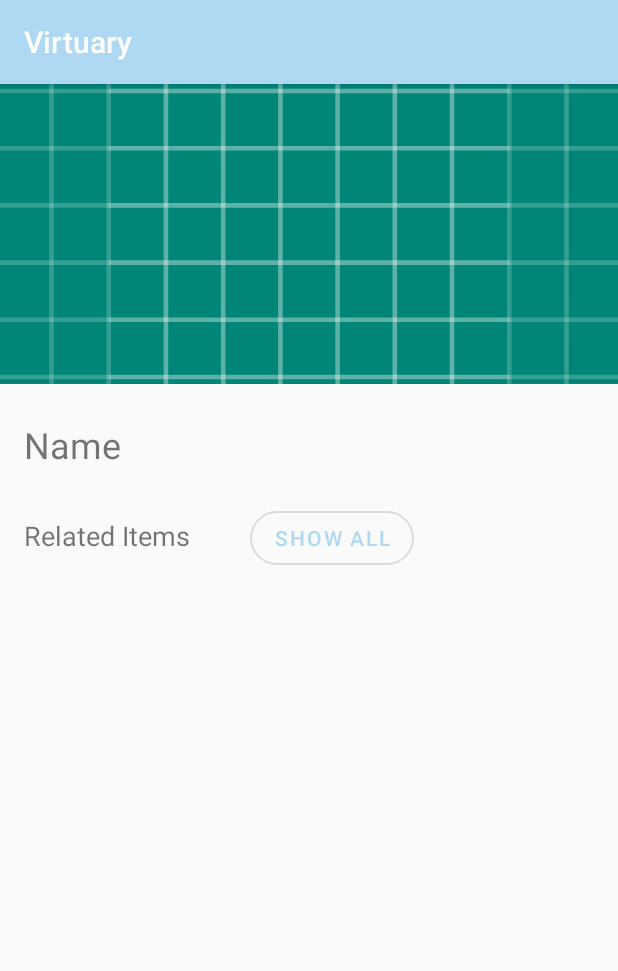
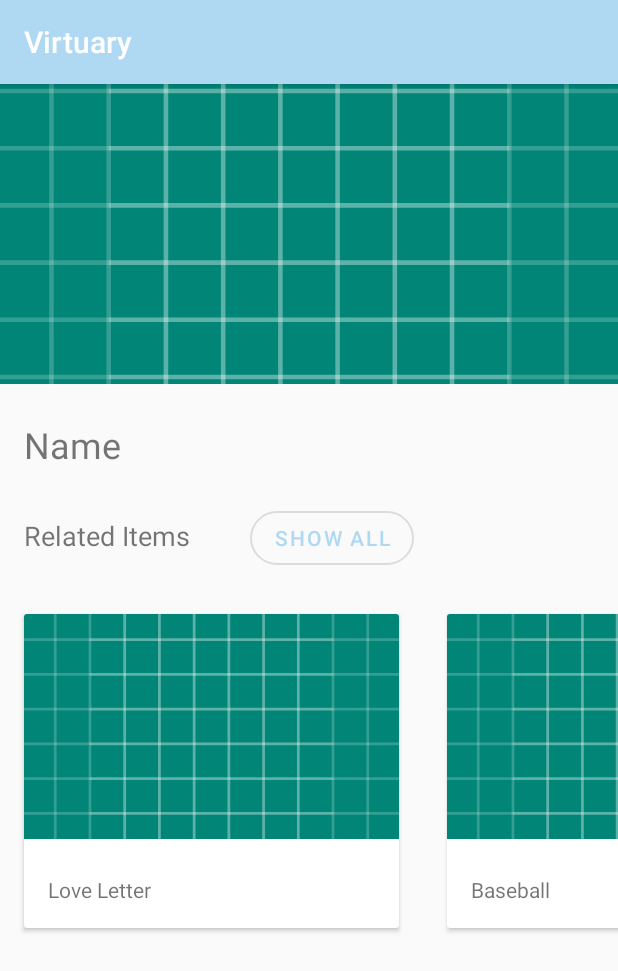
Before and after one commit to azureguard/virtuary, an Android app: the fragment MemberFragment shown on its own in the app's theme, on a phone screen of 412 x 824 dp. Shown: the top 971 px of the screen. Run offline under Robolectric (Android 15) with nearby library versions, the phone set to English and light mode, and no system bars; our stand-ins replace data binding.

Commit message:
Implemented recycler view for related items

```diff
--- a/app/src/main/java/com/virtuary/app/screens/family/member/MemberFragment.kt
+++ b/app/src/main/java/com/virtuary/app/screens/family/member/MemberFragment.kt
@@ -4,6 +4,8 @@ import android.os.Bundle
 import android.view.*
 import androidx.databinding.DataBindingUtil
 import androidx.fragment.app.Fragment
+import androidx.lifecycle.ViewModelProviders
+import androidx.recyclerview.widget.LinearLayoutManager
 import com.virtuary.app.R
 import com.virtuary.app.databinding.FragmentFamilyMemberBinding
 
@@ -12,6 +14,8 @@ import com.virtuary.app.databinding.FragmentFamilyMemberBinding
  * Fragment for the family member details
  */
 class MemberFragment : Fragment() {
+
+    private lateinit var memberViewModel: MemberViewModel
 
     override fun onCreateView(
         inflater: LayoutInflater, container: ViewGroup?,
@@ -22,7 +26,17 @@ class MemberFragment : Fragment() {
             inflater, R.layout.fragment_family_member, container, false
         )
 
+        // get the home view model
+        // assign for databinding so the data in view model can be accessed
+        memberViewModel = ViewModelProviders.of(this).get(MemberViewModel::class.java)
+        binding.memberViewModel = memberViewModel
+
+        // assign adapter so all item list behave the same way
+        binding.rvMemberItemList.adapter = MemberItemAdapter(
+            memberViewModel.artifactsTitle
+        )
+        binding.rvMemberItemList.layoutManager =
+            LinearLayoutManager(activity, LinearLayoutManager.HORIZONTAL, false)
         return binding.root
     }
-
 }
--- /dev/null
+++ b/app/src/main/java/com/virtuary/app/screens/family/member/memberItemAdapter.kt
@@ -0,0 +1,44 @@
+package com.virtuary.app.screens.family.member
+
+import android.util.Log
+import android.view.LayoutInflater
+import android.view.View
+import android.view.ViewGroup
+import android.widget.ImageView
+import android.widget.TextView
+import androidx.recyclerview.widget.RecyclerView
+import com.virtuary.app.R
+import kotlinx.android.synthetic.main.member_list_item.view.*
+
+class MemberItemAdapter(private val artifactsTitle: List<String>) :
+    RecyclerView.Adapter<MemberItemAdapter.ViewHolder>() {
+
+    // Restrict to show only maximum of 5 items
+    override fun getItemCount(): Int {
+        return if (artifactsTitle.size > 5) 5 else artifactsTitle.size
+    }
+
+    override fun onCreateViewHolder(parent: ViewGroup, viewType: Int): ViewHolder {
+        val layoutInflater = LayoutInflater.from(parent.context)
+        val view = layoutInflater.inflate(R.layout.member_list_item, parent, false)
+
+        // TODO: change click behaviour for each artifact
+        view.member_item_card.setOnClickListener {
+            Log.i("memberArtifactCard", "Card clicked!")
+        }
+
+        return ViewHolder(view)
+    }
+
+    override fun onBindViewHolder(holder: ViewHolder, position: Int) {
+        holder.tvArtifactTitle.text = artifactsTitle[position]
+
+        // TODO: change artifact image
+        holder.ivArtifactImg.setImageResource(R.drawable.ic_launcher_background)
+    }
+
+    class ViewHolder(view: View) : RecyclerView.ViewHolder(view) {
+        var tvArtifactTitle: TextView = view.artifact_title
+        var ivArtifactImg: ImageView = view.artifact_image
+    }
+}
--- /dev/null
+++ b/app/src/main/java/com/virtuary/app/screens/family/member/memberViewModel.kt
@@ -0,0 +1,14 @@
+package com.virtuary.app.screens.family.member
+
+import androidx.lifecycle.ViewModel
+
+class MemberViewModel : ViewModel() {
+
+    // TODO: Change it with actual data from database
+    val artifactsTitle: List<String> = listOf(
+        "Love Letter", "Baseball",
+        "SchoolSchoolSchoolSchoolSchoolSchoolSchoolSchoolSchool", "Flag", "Movie Ticket",
+        "Rabbit", "PillowSchoolSchoolSchoolSchoolSchoolSchool", "Bow", "Toy",
+        "Computer", "Pen", "Present", "Box"
+    )
+}
--- a/app/src/main/res/layout/fragment_family_member.xml
+++ b/app/src/main/res/layout/fragment_family_member.xml
@@ -66,6 +66,18 @@
                     app:layout_constraintBaseline_toBaselineOf="@+id/related_items"
                     app:layout_constraintStart_toEndOf="@+id/related_items" />
 
+            <androidx.recyclerview.widget.RecyclerView
+                    android:id="@+id/rv_member_item_list"
+                    android:layout_width="wrap_content"
+                    android:layout_height="wrap_content"
+                    android:layout_marginTop="24dp"
+                    android:orientation="horizontal"
+                    app:layoutManager="androidx.recyclerview.widget.LinearLayoutManager"
+                    app:layout_constraintEnd_toEndOf="parent"
+                    app:layout_constraintStart_toStartOf="parent"
+                    app:layout_constraintTop_toBottomOf="@+id/related_items"
+                    tools:listitem="@layout/member_list_item" />
+
         </androidx.constraintlayout.widget.ConstraintLayout>
     </ScrollView>
 </layout>
--- /dev/null
+++ b/app/src/main/res/layout/member_list_item.xml
@@ -0,0 +1,39 @@
+<?xml version="1.0" encoding="utf-8"?>
+<LinearLayout xmlns:android="http://schemas.android.com/apk/res/android"
+        xmlns:tools="http://schemas.android.com/tools"
+        android:layout_width="wrap_content"
+        android:layout_height="wrap_content"
+        android:gravity="center"
+        android:orientation="vertical">
+
+    <com.google.android.material.card.MaterialCardView
+            android:id="@+id/member_item_card"
+            android:layout_width="@dimen/member_list_item_width"
+            android:layout_height="wrap_content"
+            android:layout_margin="16dp">
+
+        <LinearLayout
+                android:layout_width="match_parent"
+                android:layout_height="match_parent"
+                android:orientation="vertical">
+
+            <ImageView
+                    android:id="@+id/artifact_image"
+                    android:layout_width="match_parent"
+                    android:layout_height="@dimen/member_list_item_image_height"
+                    android:layout_marginBottom="8dp"
+                    android:contentDescription="@string/related_items"
+                    android:scaleType="centerCrop"
+                    tools:srcCompat="@tools:sample/avatars" />
+
+            <TextView
+                    android:id="@+id/artifact_title"
+                    android:layout_width="match_parent"
+                    android:layout_height="match_parent"
+                    android:layout_margin="16dp"
+                    tools:text="Dummy Artifact" />
+        </LinearLayout>
+
+    </com.google.android.material.card.MaterialCardView>
+
+</LinearLayout>
--- a/app/src/main/res/values/dimens.xml
+++ b/app/src/main/res/values/dimens.xml
@@ -2,8 +2,10 @@
 <resources>
     <dimen name="family_member_name_field">42sp</dimen>
     <dimen name="family_member_image_size">150dp</dimen>
-    <dimen name="artifact_home_image_size">100dp</dimen>
+    <dimen name="artifact_home_image_size">100sp</dimen>
     <dimen name="add_item_image_height">250dp</dimen>
     <dimen name="add_item_icon_width">101dp</dimen>
     <dimen name="add_item_icon_height">84dp</dimen>
+    <dimen name="member_list_item_width">250dp</dimen>
+    <dimen name="member_list_item_image_height">150dp</dimen>
 </resources>
```
